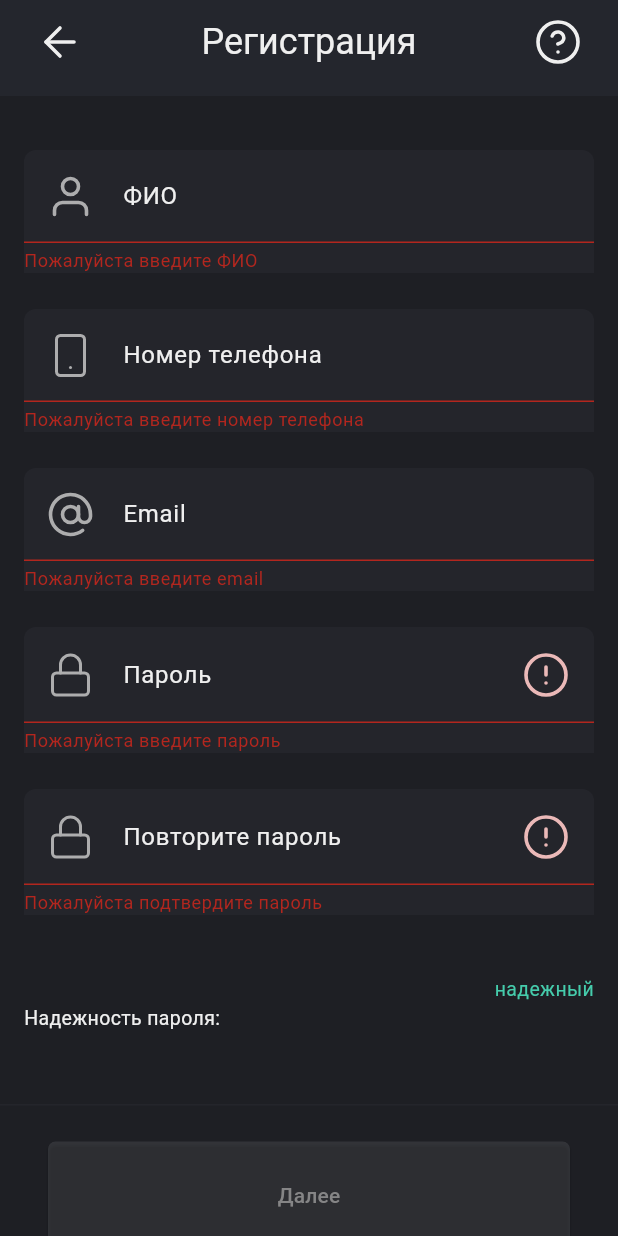
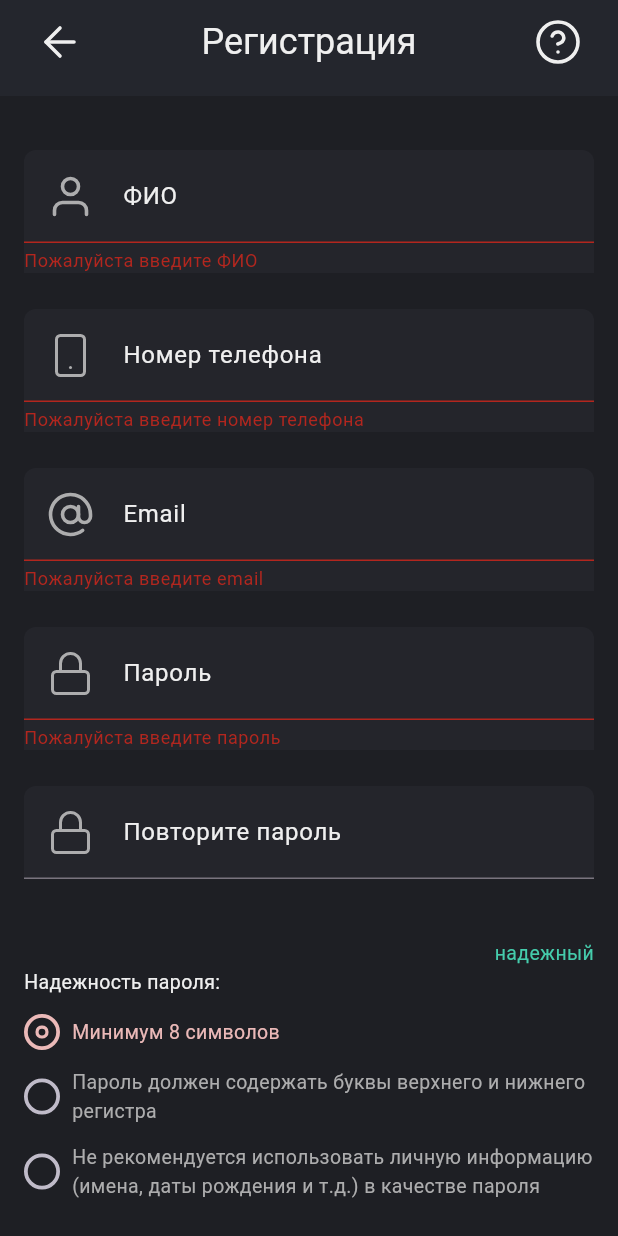
Before and after one commit to PLUXVR/rtk, a Flutter app: the screen it shows after launch, after a tap on "Далее", on a phone screen of 412 x 824 dp. Run offline on Flutter 3.47's test engine with Material 3 defaults, Android fonts, the phone set to English and light mode, and no system bars; our stand-ins replace flutter_svg.

Commit message:
todo validation widget

```diff
--- a/lib/src/app/modules/registration_screen/components/registration_app_bar.dart/validation_widget.dart
+++ b/lib/src/app/modules/registration_screen/components/registration_app_bar.dart/validation_widget.dart
@@ -1,13 +1,21 @@
+import 'package:flutter/cupertino.dart';
 import 'package:flutter/material.dart';
 import 'package:flutter/widgets.dart';
 import 'package:flutter_rtk/src/app/colors/colors.dart';
+import 'package:flutter_rtk/src/app/widgets/check_box/check_box.dart';
 
-class ValidationWidget extends StatelessWidget {
+class ValidationPasswordWidget extends StatelessWidget {
   final bool isAllValid;
+  final DefaultCheckBox minSymbolsCheckBox;
+  final DefaultCheckBox lowerAndUpperCaseCheckBox;
+  final DefaultCheckBox personalInfoInPassCheckBox;
 
-  const ValidationWidget({
+  const ValidationPasswordWidget({
     super.key,
     this.isAllValid = true,
+    required this.minSymbolsCheckBox,
+    required this.lowerAndUpperCaseCheckBox,
+    required this.personalInfoInPassCheckBox,
   });
 
   @override
@@ -34,15 +42,23 @@ class ValidationWidget extends StatelessWidget {
           const Row(
             children: [
               SizedBox(height: 16.0),
-              Text('Надежность пароля:',
-                  style: TextStyle(
-                    fontSize: 13,
-                    color: Color.fromRGBO(239, 239, 239, 1),
-                  )),
+              Text(
+                'Надежность пароля:',
+                style: TextStyle(
+                  fontSize: 13,
+                  color: Color.fromRGBO(239, 239, 239, 1),
+                ),
+              ),
             ],
           ),
-          const SizedBox(height: 16.0),
+          const SizedBox(height: 12.0),
           //TODO Вставить чекбоксы и сделать отдельный виджет для отображения
+          minSymbolsCheckBox,
+          const SizedBox(height: 12.0),
+          lowerAndUpperCaseCheckBox,
+          const SizedBox(height: 12.0),
+          personalInfoInPassCheckBox,
+          const SizedBox(height: 12.0),
         ],
       ),
     );
--- a/lib/src/app/modules/registration_screen/registration_screen.dart
+++ b/lib/src/app/modules/registration_screen/registration_screen.dart
@@ -5,6 +5,7 @@ import 'package:flutter_rtk/src/app/colors/colors.dart';
 import 'package:flutter_rtk/src/app/modules/registration_screen/components/registration_app_bar.dart/registration_app_bar.dart';
 import 'package:flutter_rtk/src/app/modules/registration_screen/components/registration_app_bar.dart/registration_body.dart';
 import 'package:flutter_rtk/src/app/modules/registration_screen/components/registration_app_bar.dart/validation_widget.dart';
+import 'package:flutter_rtk/src/app/widgets/check_box/check_box.dart';
 import 'package:flutter_rtk/src/app/widgets/input_field.dart/input_field.dart';
 import 'package:flutter_svg/svg.dart';
 
@@ -23,12 +24,12 @@ class _RegistrationScreenState extends State<RegistrationScreen> {
   // Проверка на соответствие паролей
   bool _passMatch = true;
   // Чек боксы для надежности пароля
-  bool _minSymbols = false;
-  bool _lowerAndUpperCase = false;
-  bool _personalInfoInPass = false;
-  Color _minSymbolsCheckBoxTextColor = checkBoxTextColor;
-  Color _lowerAndUpperCaseCheckBoxTextColor = checkBoxTextColor;
-  Color _personalInfoTextColor = checkBoxTextColor;
+  bool _minSymbolsError = false;
+  bool _lowerAndUpperCaseError = false;
+  bool _personalInfoInPassError = false;
+  bool _minSymbolsValid = false;
+  bool _lowerAndUpperCaseValid = false;
+  bool _personalInfoInPassValid = false;
 
   @override
   void dispose() {
@@ -159,7 +160,7 @@ class _RegistrationScreenState extends State<RegistrationScreen> {
               validator: (value) {
                 //TODO Проверка в момент ввода https://codewithandrea.com/articles/flutter-text-field-form-validation/
                 // Проверка пароля на отсутствие значения
-                if (value == null || value.isEmpty) {
+                if (value == null) {
                   setState(() {
                     _passMatch = false;
                   });
@@ -174,15 +175,50 @@ class _RegistrationScreenState extends State<RegistrationScreen> {
                 } else {
                   _passMatch = true;
                 }
+                // TODO сделать проверку
                 // Проверка пароля на нужное количество символов
-                value.length >= 8 ? _minSymbols = true : _minSymbols = false;
+                // if (value.length >= 8) {
+                //   setState(() {
+                //     _minSymbolsError = true;
+                //     _minSymbolsValid = false;
+                //   });
+                // } else {
+                //   setState(() {
+                //     _minSymbolsError = true;
+                //     _minSymbolsValid = false;
+                //   });
+                // }
+                setState(() {
+                  value.length >= 8
+                      ? _minSymbolsError = false
+                      : _minSymbolsError = true;
+                });
 
                 return null;
               },
             ),
           ),
-          ValidationWidget(),
-          //TODO Сделать отдельный компонент
+          // Поля валидации пароля
+          ValidationPasswordWidget(
+            minSymbolsCheckBox: DefaultCheckBox(
+              isError: _minSymbolsError,
+              isValid: _minSymbolsValid,
+              checkBoxText: 'Минимум 8 символов',
+            ),
+            lowerAndUpperCaseCheckBox: DefaultCheckBox(
+              isError: _lowerAndUpperCaseError,
+              isValid: _lowerAndUpperCaseValid,
+              checkBoxText:
+                  'Пароль должен содержать буквы верхнего и нижнего регистра',
+            ),
+            personalInfoInPassCheckBox: DefaultCheckBox(
+              isError: _personalInfoInPassError,
+              isValid: _personalInfoInPassValid,
+              checkBoxText:
+                  'Не рекомендуется использовать личную информацию (имена, даты рождения и т.д.) в качестве пароля',
+            ),
+          ),
+
           // Padding(
           //   padding: const EdgeInsets.only(left: 16.0),
           //   child: Column(
--- a/lib/src/app/widgets/check_box/check_box.dart
+++ b/lib/src/app/widgets/check_box/check_box.dart
@@ -5,8 +5,8 @@ import 'package:flutter_rtk/src/app/colors/colors.dart';
 import 'package:flutter_svg/svg.dart';
 
 class DefaultCheckBox extends StatelessWidget {
+  final bool isError;
   final bool isValid;
-  final bool isError;
   final Color? checkBoxBorderColor;
   final double? checkBoxHeight;
   final double? checkBoxWidth;
@@ -14,8 +14,8 @@ class DefaultCheckBox extends StatelessWidget {
 
   const DefaultCheckBox({
     super.key,
+    required this.isError,
     required this.isValid,
-    required this.isError,
     this.checkBoxBorderColor,
     this.checkBoxHeight,
     this.checkBoxWidth,
@@ -24,11 +24,8 @@ class DefaultCheckBox extends StatelessWidget {
 
   @override
   Widget build(BuildContext context) {
-    return Scaffold(
-      backgroundColor: Colors.grey,
-      body: Center(
-        child: Row(
-          mainAxisAlignment: MainAxisAlignment.center,
+    return Row(
+      mainAxisAlignment: MainAxisAlignment.start,
       children: [
         GestureDetector(
           // onTap: () {},
@@ -74,8 +71,6 @@ class DefaultCheckBox extends StatelessWidget {
           ),
         ),
       ],
-        ),
-      ),
     );
   }
 }
```
Lines whose indentation alone changed are shown as unchanged.
